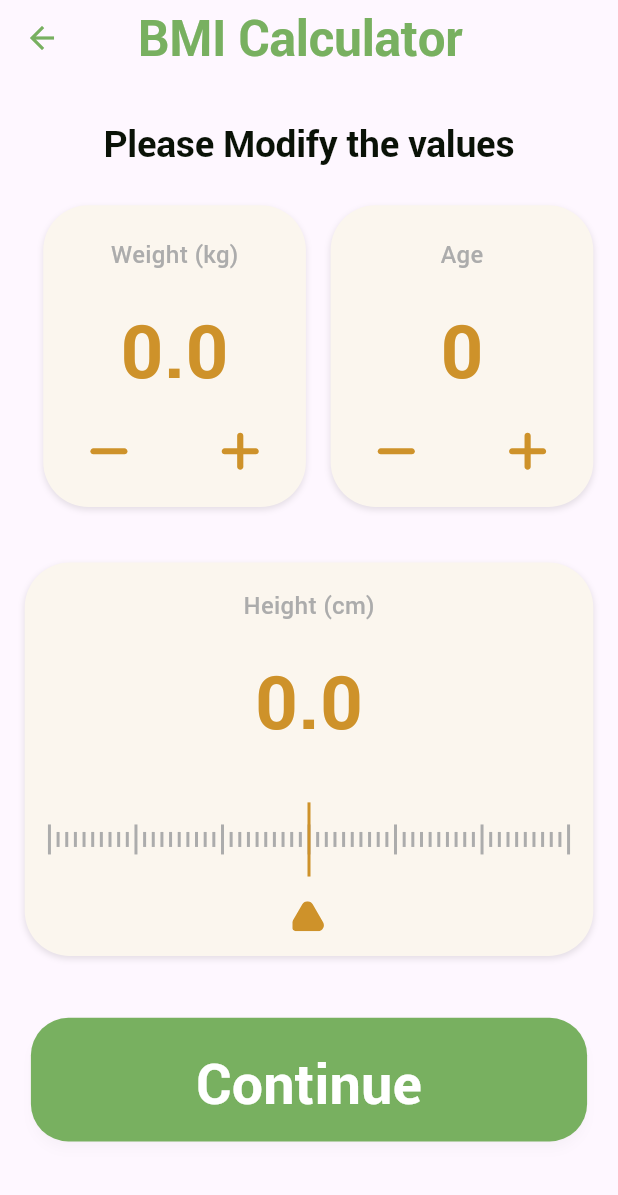
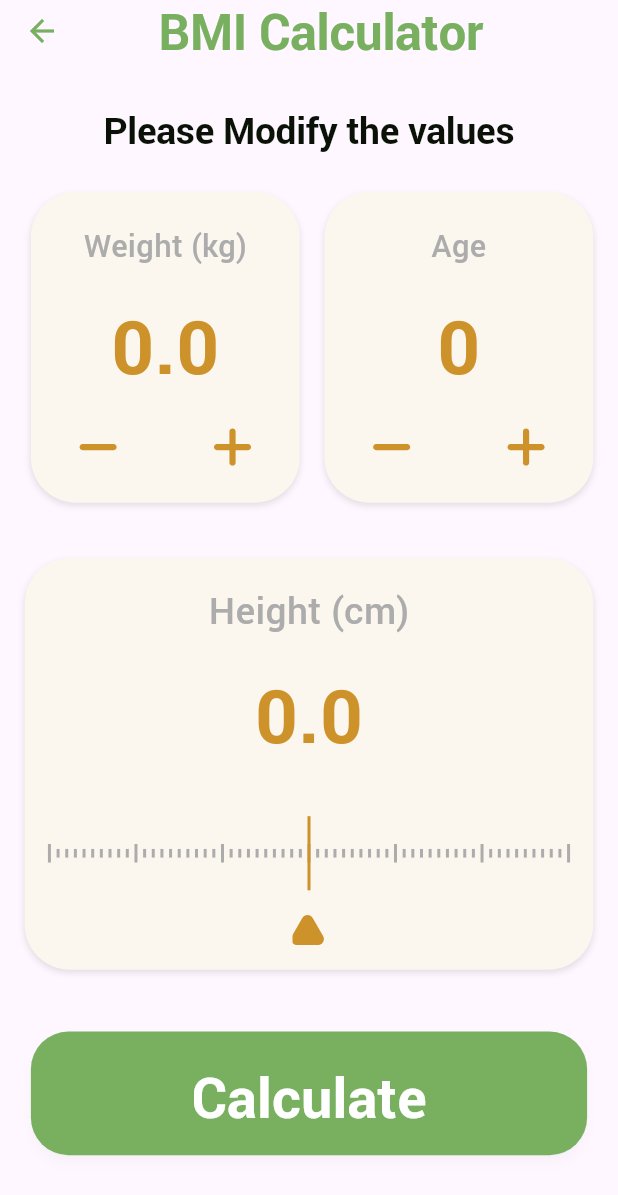
Before and after one commit to ahmednouh9/BMI-Calculator, a Flutter app: the screen it shows after launch, after a tap on "Continue", on a phone screen of 412 x 824 dp. Shown: the top 1195 px of the screen. Run offline on Flutter 3.47's test engine with Material 3 defaults, Android fonts, the phone set to English and light mode, and no system bars; our stand-ins replace device_preview, flutter_svg.

Commit message:
Reset repository

```diff
--- a/lib/second_Screen.dart
+++ b/lib/second_Screen.dart
@@ -76,9 +76,10 @@ class _SecondScreenState extends State<SecondScreen> {
   AppBar _buildAppBar() {
     final double height = MediaQuery.of(context).size.height;
     return AppBar(
-      toolbarHeight: 50,
+      toolbarHeight: height * 0.05,
       title: Padding(
-        padding: const EdgeInsets.fromLTRB(20, 20, 40, 20),
+        padding: const EdgeInsets.fromLTRB(0, 20, 40, 20),
+        child: Center(
           child: Text(
             'BMI Calculator',
             style: TextStyle(
@@ -88,6 +89,7 @@ class _SecondScreenState extends State<SecondScreen> {
               letterSpacing: -0.2,
               height: 1,
               color: Color(0xFF78B060),
+            ),
           ),
         ),
       ),
@@ -117,14 +119,16 @@ class _SecondScreenState extends State<SecondScreen> {
   Widget _buildWeightAndAgeInputs(double width, double height) {
     return Padding(
       padding:
-          EdgeInsets.fromLTRB(width * 0.03, height * 0.015, 0, height * 0.015),
+          EdgeInsets.fromLTRB(width * 0.01, height * 0.015, 0, height * 0.015),
       child: Row(
         children: [
           Expanded(
             child: _buildInputContainer(
               width: width,
+              height: height,
               label: 'Weight (kg)',
               value: _weight.toStringAsFixed(1),
+              fontSize: width * 0.12,
               onDecrement: () {
                 setState(() {
                   if (_weight > 0) _weight -= 0.1;
@@ -157,8 +161,10 @@ class _SecondScreenState extends State<SecondScreen> {
           Expanded(
             child: _buildInputContainer(
               width: width,
+              height: height,
               label: 'Age',
               value: _age.toString(),
+              fontSize: width * 0.12,
               onDecrement: () {
                 setState(() {
                   if (_age > 0) _age--;
@@ -193,6 +199,8 @@ class _SecondScreenState extends State<SecondScreen> {
   }
 
   Widget _buildHeightInput(double width) {
+    final double width = MediaQuery.of(context).size.width;
+    final double height = MediaQuery.of(context).size.height;
     return Container(
       decoration: BoxDecoration(
         borderRadius: BorderRadius.circular(30),
@@ -209,12 +217,12 @@ class _SecondScreenState extends State<SecondScreen> {
       child: Column(
         mainAxisAlignment: MainAxisAlignment.center,
         children: [
-          const Text(
+          Text(
             'Height (cm)',
             style: TextStyle(
               fontFamily: 'Roboto',
               fontWeight: FontWeight.w500,
-              fontSize: 16,
+              fontSize: height * 0.03,
               color: Color(0xFFACACAC),
             ),
           ),
@@ -239,6 +247,8 @@ class _SecondScreenState extends State<SecondScreen> {
   }
 
   Widget _buildHeightSlider(double width) {
+    final double width = MediaQuery.of(context).size.width;
+    final double height = MediaQuery.of(context).size.height;
     return GestureDetector(
       onHorizontalDragUpdate: (details) {
         setState(() {
@@ -311,7 +321,7 @@ class _SecondScreenState extends State<SecondScreen> {
             padding: EdgeInsets.all(height * 0.02),
             child: Center(
               child: Text(
-                'Continue',
+                'Calculate',
                 style: TextStyle(
                   fontFamily: 'Roboto',
                   fontWeight: FontWeight.w600,
@@ -332,6 +342,7 @@ class _SecondScreenState extends State<SecondScreen> {
 
   Widget _buildInputContainer({
     required double width,
+    required double height,
     required String label,
     required String value,
     required VoidCallback onDecrement,
@@ -341,6 +352,7 @@ class _SecondScreenState extends State<SecondScreen> {
     required VoidCallback onLongPressEnd,
     required String iconPathMinus,
     required String iconPathPlus,
+    required double fontSize,
   }) {
     return Container(
       padding: EdgeInsets.symmetric(vertical: width * 0.05),
@@ -359,10 +371,10 @@ class _SecondScreenState extends State<SecondScreen> {
         children: [
           Text(
             label,
-            style: const TextStyle(
+            style: TextStyle(
               fontFamily: 'Roboto',
               fontWeight: FontWeight.w500,
-              fontSize: 16,
+              fontSize: height * 0.025,
               color: Color(0xFFACACAC),
             ),
           ),
@@ -372,7 +384,7 @@ class _SecondScreenState extends State<SecondScreen> {
             style: TextStyle(
               fontFamily: 'Roboto',
               fontWeight: FontWeight.w700,
-              fontSize: width * 0.12,
+              fontSize: height * 0.06,
               color: const Color(0xFFCE922A),
             ),
           ),
@@ -428,9 +440,13 @@ class RulerPainter extends CustomPainter {
     double totalHeight = maxHeight - minHeight;
     double pixelsPerUnit = size.width / totalHeight;
 
+    // Adjust line lengths based on screen height
+    double largeMarkLength = size.height * 0.15; // 15% of the height
+    double smallMarkLength = size.height * 0.07; // 7% of the height
+
     for (double i = minHeight; i <= maxHeight; i++) {
       double x = (i - minHeight) * pixelsPerUnit;
-      double lineLength = (i % 10 == 0) ? 20 : 10;
+      double lineLength = (i % 10 == 0) ? largeMarkLength : smallMarkLength;
 
       canvas.drawLine(
         Offset(x, size.height / 2 - lineLength / 2),
@@ -439,11 +455,13 @@ class RulerPainter extends CustomPainter {
       );
     }
 
+    // Marker line
     paint.color = const Color(0xFFCE922A);
     double markerX = (currentHeight - minHeight) * pixelsPerUnit;
+    double markerLineLength = size.height * 0.2; // 20% of the height
     canvas.drawLine(
-      Offset(markerX, size.height / 2 - 30),
-      Offset(markerX, size.height / 2 + 30),
+      Offset(markerX, size.height / 2 - markerLineLength),
+      Offset(markerX, size.height / 2 + markerLineLength),
       paint,
     );
   }
@@ -467,16 +485,19 @@ class RulerWidget extends StatelessWidget {
 
   @override
   Widget build(BuildContext context) {
-    final safeAreaPadding = MediaQuery.of(context).padding;
     final screenWidth = MediaQuery.of(context).size.width;
+    final screenHeight = MediaQuery.of(context).size.height;
+
+    // Adjust ruler height based on screen height, making it larger on tablets
+    double rulerHeight = screenHeight *
+        0.4; // 40% of the height for better visibility on larger screens
 
     return SafeArea(
       child: Container(
         width: screenWidth,
-        padding: EdgeInsets.symmetric(
-            horizontal: safeAreaPadding.left + safeAreaPadding.right),
+        height: rulerHeight,
         child: CustomPaint(
-          size: Size(screenWidth, 200),
+          size: Size(screenWidth, rulerHeight),
           painter: RulerPainter(
             minHeight: minHeight,
             maxHeight: maxHeight,
```
Lines whose indentation alone changed are shown as unchanged.
